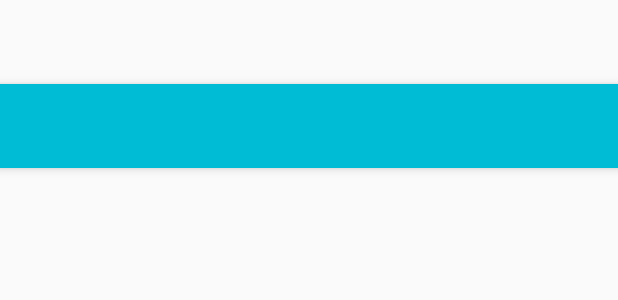
After one commit to igortice/range-evolution, an Android app: the layout activity_comparar_result.xml on its own in the app's theme, with its tools: preview values and no code run, on a phone screen of 412 x 824 dp. The commit adds this screen. Shown: the top 300 px of the screen. Run offline under Robolectric (Android 15) with nearby library versions, the phone set to English and light mode, and no system bars.

Commit message:
init comparar result

```diff
--- /dev/null
+++ b/app/src/main/res/layout/activity_comparar_result.xml
@@ -0,0 +1,26 @@
+<?xml version="1.0" encoding="utf-8"?>
+<android.support.design.widget.CoordinatorLayout xmlns:android="http://schemas.android.com/apk/res/android"
+    xmlns:app="http://schemas.android.com/apk/res-auto"
+    xmlns:tools="http://schemas.android.com/tools"
+    android:layout_width="match_parent"
+    android:layout_height="match_parent"
+    android:fitsSystemWindows="true"
+    tools:context="br.com.igortice.rangeevolution.CompararResultActivity">
+
+    <android.support.design.widget.AppBarLayout
+        android:layout_width="match_parent"
+        android:layout_height="wrap_content"
+        android:theme="@style/AppTheme.AppBarOverlay">
+
+        <android.support.v7.widget.Toolbar
+            android:id="@+id/toolbar"
+            android:layout_width="match_parent"
+            android:layout_height="?attr/actionBarSize"
+            android:background="?attr/colorPrimary"
+            app:popupTheme="@style/AppTheme.PopupOverlay" />
+
+    </android.support.design.widget.AppBarLayout>
+
+    <include layout="@layout/content_comparar_result" />
+
+</android.support.design.widget.CoordinatorLayout>
--- /dev/null
+++ b/app/src/main/res/layout/content_comparar_result.xml
@@ -0,0 +1,15 @@
+<?xml version="1.0" encoding="utf-8"?>
+<RelativeLayout xmlns:android="http://schemas.android.com/apk/res/android"
+    xmlns:app="http://schemas.android.com/apk/res-auto"
+    xmlns:tools="http://schemas.android.com/tools"
+    android:layout_width="match_parent"
+    android:layout_height="match_parent"
+    android:paddingBottom="@dimen/activity_vertical_margin"
+    android:paddingLeft="@dimen/activity_horizontal_margin"
+    android:paddingRight="@dimen/activity_horizontal_margin"
+    android:paddingTop="@dimen/activity_vertical_margin"
+    app:layout_behavior="@string/appbar_scrolling_view_behavior"
+    tools:context="br.com.igortice.rangeevolution.CompararResultActivity"
+    tools:showIn="@layout/activity_comparar_result">
+
+</RelativeLayout>
--- a/app/src/main/res/values/strings.xml
+++ b/app/src/main/res/values/strings.xml
@@ -7,4 +7,5 @@
     <string name="name_dir_photos">RangeEvolution</string>
     <string name="title_activity_main_comparar">Comparar Imagens</string>
     <string name="title_activity_main_slide">Slide Imagens</string>
+    <string name="title_activity_comparar_result">Resultado Comparação</string>
 </resources>
```
Also changed, not shown: app/src/main/AndroidManifest.xml (+6 -1 lines), app/src/main/java/br/com/igortice/rangeevolution/CompararResultActivity.java (added, +36 -0 lines), app/src/main/java/br/com/igortice/rangeevolution/MainCompararActivity.java (+48 -1 lines), app/src/main/res/layout/content_main_comparar.xml (+21 -5 lines).
